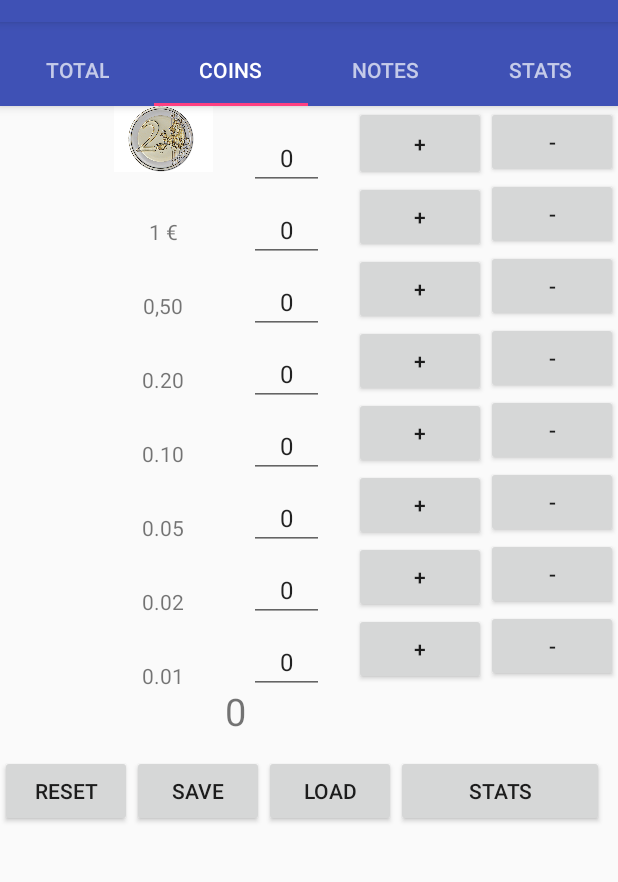
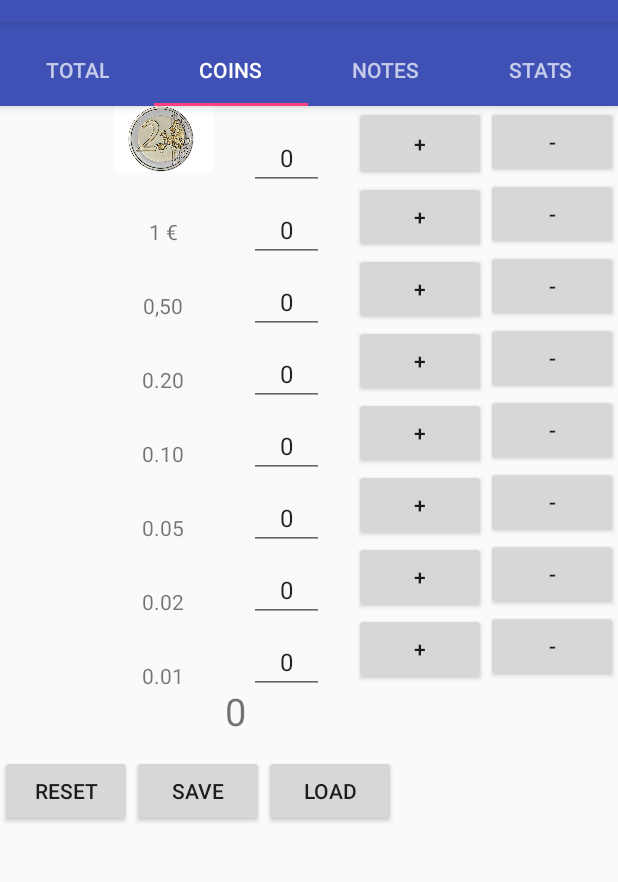
Before and after one commit to androidrian/piggy-bank, an Android app: the screen it shows after launch (MainActivity), tab 2 chosen, on a phone screen of 412 x 824 dp, the part 62-944 px from its top. Run offline under Robolectric (Android 15) with nearby library versions, the phone set to English and light mode, and no system bars; libraries missing offline, so code that uses them is left out: net.danlew.android; 10 statements that could not run were skipped.

Commit message:
coinsFragment working, refactored some methods trying to reuse resources

```diff
--- a/app/src/main/AndroidManifest.xml
+++ b/app/src/main/AndroidManifest.xml
@@ -12,7 +12,7 @@
         android:label="@string/app_name"
         android:supportsRtl="true"
         android:theme="@style/AppTheme">
-        <activity android:name=".MainActivity">
+        <activity android:name=".Controller.MainActivity">
             <intent-filter>
                 <action android:name="android.intent.action.MAIN" />
 
--- a/app/src/main/java/com/example/filipe/piggybank/MainActivity.java
+++ b/app/src/main/java/com/example/filipe/piggybank/Controller/MainActivity.java
@@ -1,4 +1,4 @@
-package com.example.filipe.piggybank;
+package com.example.filipe.piggybank.Controller;
 
 import android.annotation.TargetApi;
 
@@ -16,8 +16,10 @@ import android.util.Log;
 import com.example.filipe.piggybank.Fragments.CoinsFragment;
 import com.example.filipe.piggybank.Fragments.NotesFragment;
 
+import com.example.filipe.piggybank.Fragments.SectionsPageAdapter;
 import com.example.filipe.piggybank.Fragments.StatsFragment;
 import com.example.filipe.piggybank.Fragments.TotalFragment;
+import com.example.filipe.piggybank.R;
 
 import net.danlew.android.joda.JodaTimeAndroid;
 
--- a/app/src/main/java/com/example/filipe/piggybank/SectionsPageAdapter.java
+++ b/app/src/main/java/com/example/filipe/piggybank/Fragments/SectionsPageAdapter.java
@@ -1,4 +1,4 @@
-package com.example.filipe.piggybank;
+package com.example.filipe.piggybank.Fragments;
 
 import android.support.v4.app.Fragment;
 import android.support.v4.app.FragmentManager;
--- a/app/src/main/java/com/example/filipe/piggybank/Utils/CalculationsUtils.java
+++ b/app/src/main/java/com/example/filipe/piggybank/Model/Calculations.java
@@ -1,4 +1,4 @@
-package com.example.filipe.piggybank.Utils;
+package com.example.filipe.piggybank.Model;
 
 import android.view.View;
 import android.widget.Button;
@@ -12,13 +12,13 @@ import java.util.List;
  * Created by Filipe on 23/02/2017.
  */
 
-public class CalculationsUtils {
+public class Calculations {
 
     private String DEFAULT_VALUE = "0";
 
     DecimalFormat df = new DecimalFormat("#.000");
 
-    public CalculationsUtils()
+    public Calculations()
     {
 
     }
--- a/app/src/main/java/com/example/filipe/piggybank/Utils/Prediction.java
+++ b/app/src/main/java/com/example/filipe/piggybank/Model/Prediction.java
@@ -1,4 +1,4 @@
-package com.example.filipe.piggybank.Utils;
+package com.example.filipe.piggybank.Model;
 
 /**
  * Created by Filipe on 18/04/2017.
--- a/app/src/main/java/com/example/filipe/piggybank/StatsActivity.java
+++ b/app/src/main/java/com/example/filipe/piggybank/StatsActivity.java
@@ -6,7 +6,7 @@ import android.support.v7.app.AppCompatActivity;
 import android.widget.TextView;
 import android.widget.Toast;
 
-import com.example.filipe.piggybank.Utils.CalculationsUtils;
+import com.example.filipe.piggybank.Model.Calculations;
 
 import java.util.ArrayList;
 
@@ -76,7 +76,7 @@ public class StatsActivity extends AppCompatActivity {
 
     private void setCoinPercentageValues()
     {
-        CalculationsUtils calc = new CalculationsUtils();
+        Calculations calc = new Calculations();
 
         ArrayList<Double> l_relativeFr = calc.getListWithRelativeFrequencyOfCoins(l_coinsAbsoluteFrequency);
         System.out.println("RELATIVE FREQUENCY LIST");
--- a/app/src/main/res/layout/activity_main.xml
+++ b/app/src/main/res/layout/activity_main.xml
@@ -6,7 +6,7 @@
     android:layout_width="match_parent"
     android:layout_height="match_parent"
     android:fitsSystemWindows="true"
-    tools:context="com.example.filipe.piggybank.MainActivity">
+    tools:context="com.example.filipe.piggybank.Controller.MainActivity">
 
     <android.support.design.widget.AppBarLayout
         android:id="@+id/appbar"
--- a/app/src/main/res/layout/fragment_coins_layout.xml
+++ b/app/src/main/res/layout/fragment_coins_layout.xml
@@ -358,17 +358,6 @@
         </LinearLayout>
 
         <LinearLayout
-            android:orientation="vertical"
-            android:layout_width="match_parent"
-            android:layout_height="wrap_content"
-            android:layout_alignParentBottom="true"
-            android:layout_alignParentLeft="true"
-            android:layout_alignParentStart="true"
-            android:id="@+id/linearLayout2">
-
-        </LinearLayout>
-
-        <LinearLayout
             android:layout_width="match_parent"
             android:layout_height="wrap_content"
             android:orientation="horizontal"
@@ -420,13 +409,6 @@
                 android:layout_height="wrap_content"
                 android:text="LOAD" />
 
-            <Button
-                android:id="@+id/statsButton"
-                android:layout_width="wrap_content"
-                android:layout_height="wrap_content"
-                android:layout_weight="1"
-                android:text="STATS" />
-
         </LinearLayout>
 
     </RelativeLayout>
--- a/app/src/main/res/menu/menu_main2.xml
+++ b/app/src/main/res/menu/menu_main2.xml
@@ -1,7 +1,7 @@
 <menu xmlns:android="http://schemas.android.com/apk/res/android"
     xmlns:app="http://schemas.android.com/apk/res-auto"
     xmlns:tools="http://schemas.android.com/tools"
-    tools:context="com.example.filipe.piggybank.MainActivity">
+    tools:context="com.example.filipe.piggybank.Controller.MainActivity">
     <item
         android:id="@+id/action_settings"
         android:orderInCategory="100"
```
Also changed, not shown: app/src/main/java/com/example/filipe/piggybank/Fragments/CoinsFragment.java (+135 -111 lines), app/src/main/java/com/example/filipe/piggybank/Fragments/StatsFragment.java (+2 -5 lines).
